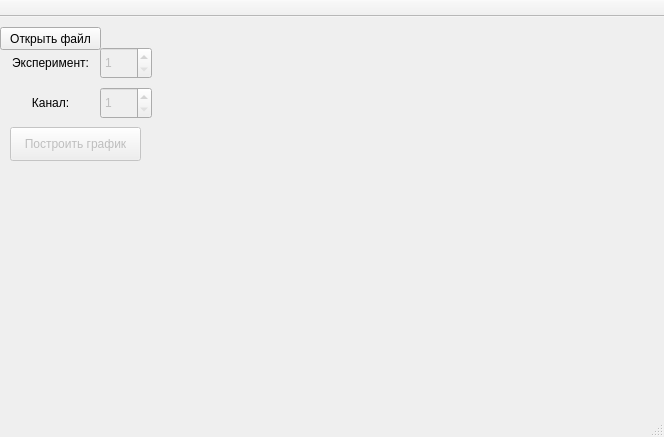
Before: the Qt Designer form mainwindow.ui in nbezhodarnov/cardio_curve_approximation, drawn with Qt 5.
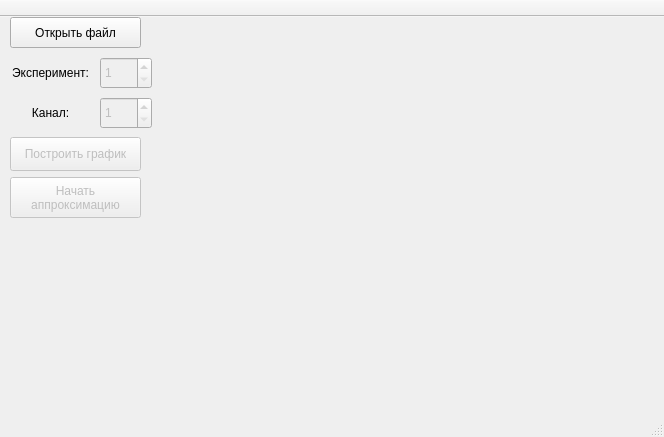
After: the same form once the commit is applied. Custom widgets are drawn as their Qt base class.

Commit message: Now it's possible to set the inverval. Added button approximation_start (not active).

The edit to the form file:
```diff
--- a/mainwindow.ui
+++ b/mainwindow.ui
@@ -30,10 +30,10 @@
    <widget class="QPushButton" name="open_file">
     <property name="geometry">
      <rect>
-      <x>0</x>
-      <y>10</y>
-      <width>101</width>
-      <height>23</height>
+      <x>10</x>
+      <y>0</y>
+      <width>131</width>
+      <height>31</height>
      </rect>
     </property>
     <property name="text">
@@ -47,7 +47,7 @@
     <property name="geometry">
      <rect>
       <x>100</x>
-      <y>30</y>
+      <y>40</y>
       <width>52</width>
       <height>32</height>
      </rect>
@@ -63,7 +63,7 @@
     <property name="geometry">
      <rect>
       <x>0</x>
-      <y>30</y>
+      <y>40</y>
       <width>101</width>
       <height>31</height>
      </rect>
@@ -79,7 +79,7 @@
     <property name="geometry">
      <rect>
       <x>0</x>
-      <y>70</y>
+      <y>80</y>
       <width>101</width>
       <height>31</height>
      </rect>
@@ -98,7 +98,7 @@
     <property name="geometry">
      <rect>
       <x>100</x>
-      <y>70</y>
+      <y>80</y>
       <width>52</width>
       <height>32</height>
      </rect>
@@ -114,7 +114,7 @@
     <property name="geometry">
      <rect>
       <x>10</x>
-      <y>110</y>
+      <y>120</y>
       <width>131</width>
       <height>34</height>
      </rect>
@@ -123,6 +123,23 @@
      <string>Построить график</string>
     </property>
    </widget>
+   <widget class="QPushButton" name="approximation_start">
+    <property name="enabled">
+     <bool>false</bool>
+    </property>
+    <property name="geometry">
+     <rect>
+      <x>10</x>
+      <y>160</y>
+      <width>131</width>
+      <height>41</height>
+     </rect>
+    </property>
+    <property name="text">
+     <string>Начать
+аппроксимацию</string>
+    </property>
+   </widget>
   </widget>
   <widget class="QMenuBar" name="menuBar">
    <property name="geometry">
```
Left out of the diff: 3 changed lines with no effect on the pictures. The commit also changes 2 other files.
